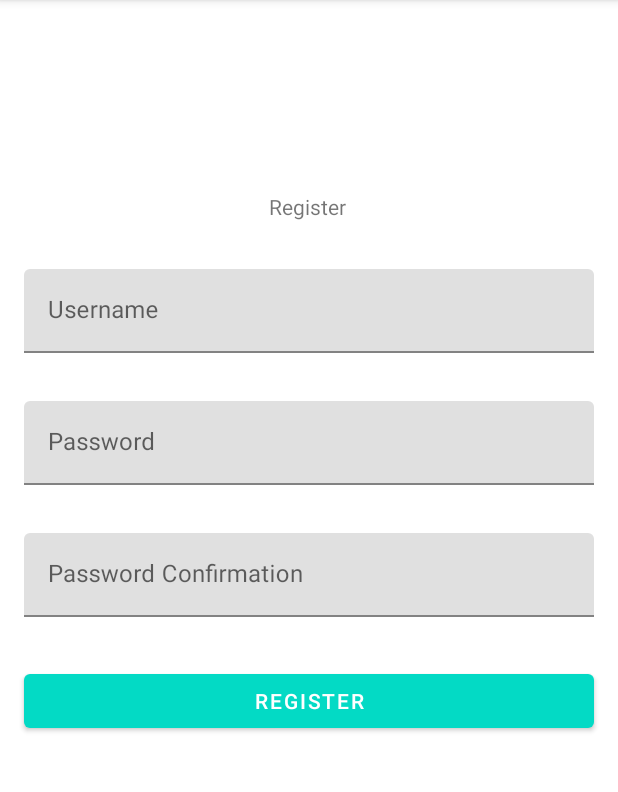
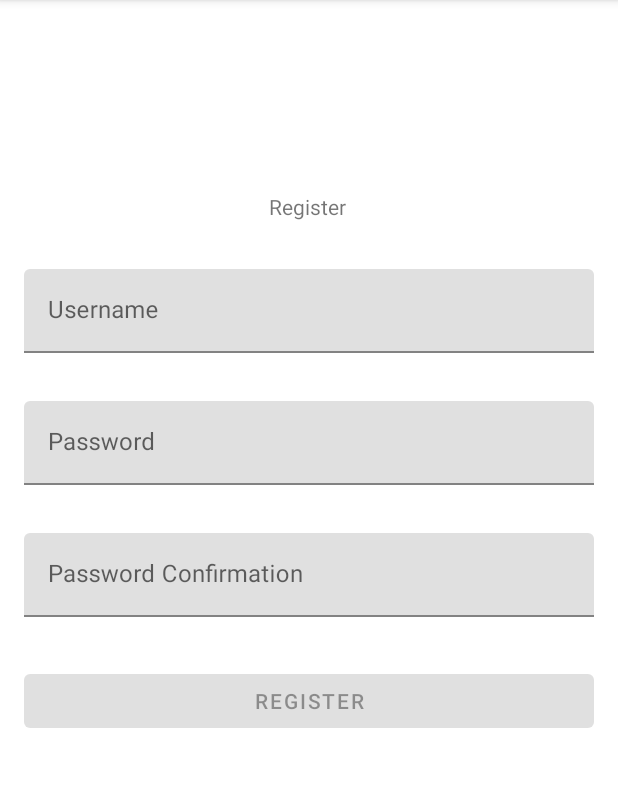
Before and after one commit to laser-tag-tracker/laser-tag-tracker-android, an Android app: the RegisterFragment screen opened through its navigation route, on a phone screen of 412 x 824 dp, the part 84-876 px from its top. Run offline under Robolectric (Android 15) with nearby library versions, the phone set to English and light mode, and no system bars; our stand-ins replace ButterKnife, data binding; libraries missing offline, so code that uses them is left out: retrofit2.converter.jackson.

Commit message:
add validation for register form + handle backend error

```diff
--- a/app/src/main/java/fr/efrei/maudarsene/lasertagtracker/services/api/LaserTagTrackerServiceImpl.java
+++ b/app/src/main/java/fr/efrei/maudarsene/lasertagtracker/services/api/LaserTagTrackerServiceImpl.java
@@ -45,7 +45,11 @@ public class LaserTagTrackerServiceImpl implements LaserTagTrackerService {
     @Override
     public RegisteredUserDto register(CredentialsDto dto) {
         try {
-            return laserTagTrackerApi.register(dto).execute().body();
+            Response<RegisteredUserDto> response = laserTagTrackerApi.register(dto).execute();
+            if (!response.isSuccessful()) {
+                throw new IllegalArgumentException("Registration failed");
+            }
+            return response.body();
         } catch (IOException exception) {
             Log.e("Network Error",exception.getMessage());
             throw new IllegalStateException("Network error");
@@ -59,7 +63,6 @@ public class LaserTagTrackerServiceImpl implements LaserTagTrackerService {
             if (!response.isSuccessful()) {
                 throw new IllegalArgumentException("Authentication failed");
             }
-
             return response.body();
         } catch (IOException exception) {
             exception.printStackTrace();
--- a/app/src/main/java/fr/efrei/maudarsene/lasertagtracker/utils/BindingAdapters.java
+++ b/app/src/main/java/fr/efrei/maudarsene/lasertagtracker/utils/BindingAdapters.java
@@ -1,4 +1,7 @@
 package fr.efrei.maudarsene.lasertagtracker.utils;
+
+import android.view.View;
+import android.widget.TextView;
 
 import androidx.databinding.BindingAdapter;
 import androidx.databinding.InverseBindingAdapter;
@@ -25,6 +28,10 @@ public class BindingAdapters {
         }
     }
 
+    @BindingAdapter("android:visibility")
+    public static void setBoolean(TextView widget, boolean bool){
+        widget.setVisibility(bool ? View.VISIBLE : View.GONE);
+    }
 
     @BindingAdapter("android:text")
     public static void setDouble(TextInputEditText widget, Double number){
--- a/app/src/main/java/fr/efrei/maudarsene/lasertagtracker/view/RegisterFragment.java
+++ b/app/src/main/java/fr/efrei/maudarsene/lasertagtracker/view/RegisterFragment.java
@@ -2,14 +2,23 @@ package fr.efrei.maudarsene.lasertagtracker.view;
 
 import android.os.Bundle;
 
+import androidx.annotation.NonNull;
+import androidx.annotation.Nullable;
 import androidx.databinding.DataBindingUtil;
 import androidx.fragment.app.Fragment;
 import androidx.lifecycle.ViewModelProviders;
 
+import android.util.Log;
 import android.view.LayoutInflater;
 import android.view.View;
 import android.view.ViewGroup;
+import android.widget.TextView;
 
+import com.google.android.material.textfield.TextInputEditText;
+import com.google.android.material.textfield.TextInputLayout;
+
+import butterknife.BindView;
+import butterknife.ButterKnife;
 import fr.efrei.maudarsene.lasertagtracker.R;
 import fr.efrei.maudarsene.lasertagtracker.databinding.FragmentRegisterBinding;
 import fr.efrei.maudarsene.lasertagtracker.services.api.LaserTagTrackerServiceImpl;
@@ -17,6 +26,19 @@ import fr.efrei.maudarsene.lasertagtracker.services.navigation.NavigationService
 import fr.efrei.maudarsene.lasertagtracker.viewmodel.RegisterViewModel;
 
 public class RegisterFragment extends Fragment {
+
+    @BindView(R.id.registerUsername)
+    public TextInputLayout registerUsername;
+    @BindView(R.id.registerPassword)
+    public TextInputLayout registerPassword;
+    @BindView(R.id.registerPasswordConf)
+    public TextInputLayout registerPasswordConf;
+    @BindView(R.id.registerUsernameInput)
+    public TextInputEditText registerUsernameInput;
+    @BindView(R.id.registerPasswordInput)
+    public TextInputEditText registerPasswordInput;
+    @BindView(R.id.registerPasswordConfInput)
+    public TextInputEditText registerPasswordConfInput;
 
     private RegisterViewModel viewModel;
 
@@ -39,10 +61,34 @@ public class RegisterFragment extends Fragment {
         binding.setViewModel(this.viewModel);
         binding.setLifecycleOwner(this);
         View view = binding.getRoot();
-
+        ButterKnife.bind(this,view);
         viewModel.setNavigationService(new NavigationServiceImpl(view));
         viewModel.setLaserTagTrackerService(LaserTagTrackerServiceImpl.getINSTANCE());
 
         return view;
     }
+
+    @Override
+    public void onViewCreated(@NonNull View view, @Nullable Bundle savedInstanceState) {
+        super.onViewCreated(view, savedInstanceState);
+
+        this.viewModel.usernameValid.observe(getViewLifecycleOwner(), valid -> {
+            if(!valid && registerUsernameInput.isFocused()){
+                registerUsername.setError(getResources().getString(R.string.usernameError));
+            }
+            else {
+                registerUsername.setError(null);
+            }
+        });
+        this.viewModel.passwordsValid.observe(getViewLifecycleOwner(), valid -> {
+            if(!valid && (registerPasswordInput.isFocused() || registerPasswordConfInput.isFocused())){
+                registerPasswordConf.setError(getResources().getString(R.string.passwordError));
+                registerPassword.setError(getResources().getString(R.string.passwordError));
+            }
+            else {
+                registerPassword.setError(null);
+                registerPasswordConf.setError(null);
+            }
+        });
+    }
 }
--- a/app/src/main/java/fr/efrei/maudarsene/lasertagtracker/viewmodel/LoginViewModel.java
+++ b/app/src/main/java/fr/efrei/maudarsene/lasertagtracker/viewmodel/LoginViewModel.java
@@ -60,8 +60,8 @@ public class LoginViewModel extends AndroidViewModel {
                             return laserTagTrackerService.login(credentialsDto);
                         } catch (IllegalArgumentException exception){
                             Log.d("Authentication","Failed");
+                            return null;
                         }
-                        return null;
                     },
                     this::handleAuthSuccess
             ).execute(new CredentialsDto(username.getValue(), password.getValue()));
--- a/app/src/main/java/fr/efrei/maudarsene/lasertagtracker/viewmodel/RegisterViewModel.java
+++ b/app/src/main/java/fr/efrei/maudarsene/lasertagtracker/viewmodel/RegisterViewModel.java
@@ -1,15 +1,16 @@
 package fr.efrei.maudarsene.lasertagtracker.viewmodel;
 
 import android.app.Application;
+import android.util.Log;
 import android.widget.Toast;
 
 import androidx.annotation.NonNull;
 import androidx.lifecycle.AndroidViewModel;
+import androidx.lifecycle.MediatorLiveData;
 import androidx.lifecycle.MutableLiveData;
 
 import fr.efrei.maudarsene.lasertagtracker.services.api.GenericAsyncTask;
 import fr.efrei.maudarsene.lasertagtracker.services.api.LaserTagTrackerService;
-import fr.efrei.maudarsene.lasertagtracker.services.api.dtos.AuthSuccessDto;
 import fr.efrei.maudarsene.lasertagtracker.services.api.dtos.CredentialsDto;
 import fr.efrei.maudarsene.lasertagtracker.services.api.dtos.RegisteredUserDto;
 import fr.efrei.maudarsene.lasertagtracker.services.navigation.NavigationService;
@@ -20,12 +21,35 @@ public class RegisterViewModel extends AndroidViewModel {
     private NavigationService navigationService;
     private LaserTagTrackerService laserTagTrackerService;
 
-    public MutableLiveData<String> username = new MutableLiveData<>();
-    public MutableLiveData<String> password = new MutableLiveData<>();
-    public MutableLiveData<String> passwordConf = new MutableLiveData<>();
+    public MutableLiveData<String> username = new MutableLiveData<>("");
+    public MutableLiveData<String> password = new MutableLiveData<>("");
+    public MutableLiveData<String> passwordConf = new MutableLiveData<>("");
+
+    public MediatorLiveData<Boolean> formValid = new MediatorLiveData<>();
+    public MediatorLiveData<Boolean> passwordsValid = new MediatorLiveData<>();
+    public MediatorLiveData<Boolean> usernameValid = new MediatorLiveData<>();
 
     public RegisterViewModel(@NonNull Application application) {
         super(application);
+        passwordsValid.setValue(true);
+        usernameValid.setValue(true);
+        formValid.setValue(false);
+        passwordsValid.addSource(password, value -> passwordsValid.setValue(passwordsEqual()));
+        passwordsValid.addSource(passwordConf, value -> passwordsValid.setValue(passwordsEqual()));
+        usernameValid.addSource(username, value -> usernameValid.setValue(usernameValid()));
+
+        formValid.addSource(usernameValid, value -> formValid.setValue(usernameValid.getValue() && passwordsValid.getValue()));
+        formValid.addSource(passwordsValid, value -> formValid.setValue(usernameValid.getValue() && passwordsValid.getValue()));
+    }
+
+    protected boolean usernameValid() {
+        return username.getValue().length() > 0;
+    }
+
+    private boolean passwordsEqual() {
+        return password.getValue().length() > 0
+                && passwordConf.getValue().length() > 0
+                && password.getValue().equals(passwordConf.getValue());
     }
 
     public void setNavigationService(NavigationService navigationService) {
@@ -37,10 +61,22 @@ public class RegisterViewModel extends AndroidViewModel {
     }
 
     public void register(){
-
         new GenericAsyncTask<CredentialsDto, RegisteredUserDto>(
-                credentialsDto -> laserTagTrackerService.register(credentialsDto),
-                registeredUserDto -> this.navigationService.navigate(RegisterFragmentDirections.actionRegisterFragmentToLoginFragment())
+                credentialsDto -> {
+                    try {
+                        return laserTagTrackerService.register(credentialsDto);
+                    } catch (IllegalArgumentException e) {
+                        Log.d("Register","Failed");
+                    }
+                    return null;
+                },
+                registeredUserDto -> {
+                    if(registeredUserDto == null){
+                        Toast.makeText(this.getApplication().getApplicationContext(), "Username already in use", Toast.LENGTH_SHORT).show();
+                        return;
+                    }
+                    this.navigationService.navigate(RegisterFragmentDirections.actionRegisterFragmentToLoginFragment());
+                }
         ).execute(new CredentialsDto(username.getValue(), password.getValue()));
     }
 }
--- a/app/src/main/res/layout/fragment_player_stats.xml
+++ b/app/src/main/res/layout/fragment_player_stats.xml
@@ -7,7 +7,6 @@
     tools:context=".view.PlayerStatsFragment">
 
     <androidx.constraintlayout.widget.ConstraintLayout xmlns:app="http://schemas.android.com/apk/res-auto"
-
         android:layout_width="match_parent"
         android:layout_height="match_parent">
 
--- a/app/src/main/res/layout/fragment_register.xml
+++ b/app/src/main/res/layout/fragment_register.xml
@@ -1,5 +1,7 @@
 <?xml version="1.0" encoding="utf-8"?>
-<layout xmlns:android="http://schemas.android.com/apk/res/android">
+<layout xmlns:app="http://schemas.android.com/apk/res-auto"
+    xmlns:tools="http://schemas.android.com/tools"
+    xmlns:android="http://schemas.android.com/apk/res/android">
 
     <data>
         <variable
@@ -7,13 +9,13 @@
             type="fr.efrei.maudarsene.lasertagtracker.viewmodel.RegisterViewModel" />
     </data>
 
-    <androidx.constraintlayout.widget.ConstraintLayout xmlns:app="http://schemas.android.com/apk/res-auto"
-        xmlns:tools="http://schemas.android.com/tools"
+    <androidx.constraintlayout.widget.ConstraintLayout
         android:layout_width="match_parent"
         android:layout_height="match_parent"
         tools:context=".view.RegisterFragment">
 
         <TextView
+
             android:id="@+id/textView2"
             android:layout_width="wrap_content"
             android:layout_height="wrap_content"
@@ -25,7 +27,7 @@
             app:layout_constraintTop_toTopOf="parent" />
 
         <com.google.android.material.textfield.TextInputLayout
-            android:id="@+id/textInputLayout3"
+            android:id="@+id/registerUsername"
             android:layout_width="match_parent"
             android:layout_height="wrap_content"
             android:layout_marginStart="16dp"
@@ -36,6 +38,7 @@
             app:layout_constraintTop_toBottomOf="@+id/textView2">
 
             <com.google.android.material.textfield.TextInputEditText
+                android:id="@+id/registerUsernameInput"
                 android:layout_width="match_parent"
                 android:layout_height="wrap_content"
                 android:hint="@string/username"
@@ -44,7 +47,7 @@
         </com.google.android.material.textfield.TextInputLayout>
 
         <com.google.android.material.textfield.TextInputLayout
-            android:id="@+id/textInputLayout4"
+            android:id="@+id/registerPassword"
             android:layout_width="match_parent"
             android:layout_height="wrap_content"
             android:layout_marginStart="16dp"
@@ -52,9 +55,10 @@
             android:layout_marginEnd="16dp"
             app:layout_constraintEnd_toEndOf="parent"
             app:layout_constraintStart_toStartOf="parent"
-            app:layout_constraintTop_toBottomOf="@+id/textInputLayout3">
+            app:layout_constraintTop_toBottomOf="@+id/registerUsername">
 
             <com.google.android.material.textfield.TextInputEditText
+                android:id="@+id/registerPasswordInput"
                 android:layout_width="match_parent"
                 android:layout_height="wrap_content"
                 android:hint="@string/password"
@@ -63,7 +67,7 @@
         </com.google.android.material.textfield.TextInputLayout>
 
         <com.google.android.material.textfield.TextInputLayout
-            android:id="@+id/textInputLayout5"
+            android:id="@+id/registerPasswordConf"
             android:layout_width="match_parent"
             android:layout_height="wrap_content"
             android:layout_marginStart="16dp"
@@ -71,9 +75,10 @@
             android:layout_marginEnd="16dp"
             app:layout_constraintEnd_toEndOf="parent"
             app:layout_constraintStart_toStartOf="parent"
-            app:layout_constraintTop_toBottomOf="@+id/textInputLayout4">
+            app:layout_constraintTop_toBottomOf="@+id/registerPassword">
 
             <com.google.android.material.textfield.TextInputEditText
+                android:id="@+id/registerPasswordConfInput"
                 android:layout_width="match_parent"
                 android:layout_height="wrap_content"
                 android:hint="@string/passwordConf"
@@ -88,11 +93,12 @@
             android:layout_marginStart="16dp"
             android:layout_marginTop="32dp"
             android:layout_marginEnd="16dp"
+            android:enabled="@{viewModel.formValid}"
+            android:onClick="@{() -> viewModel.register()}"
             android:text="@string/register"
             app:layout_constraintEnd_toEndOf="parent"
             app:layout_constraintStart_toStartOf="parent"
-            app:layout_constraintTop_toBottomOf="@+id/textInputLayout5"
-            android:onClick="@{() -> viewModel.register()}"
-            />
+            app:layout_constraintTop_toBottomOf="@+id/registerPasswordConf" />
+
     </androidx.constraintlayout.widget.ConstraintLayout>
 </layout>
--- a/app/src/main/res/values/strings.xml
+++ b/app/src/main/res/values/strings.xml
@@ -22,4 +22,6 @@
     <string name="passwordConf">Password Confirmation</string>
     <string name="player_stats">Player Stats</string>
     <string name="match_list">Match List</string>
+    <string name="passwordError">Passwords are not equals</string>
+    <string name="usernameError">Invalid Username</string>
 </resources>
```
Also changed, not shown: 1 other file.
